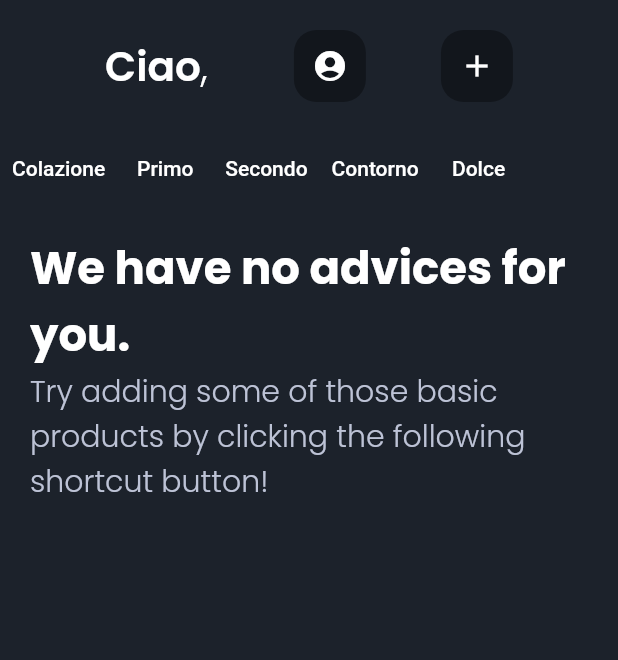
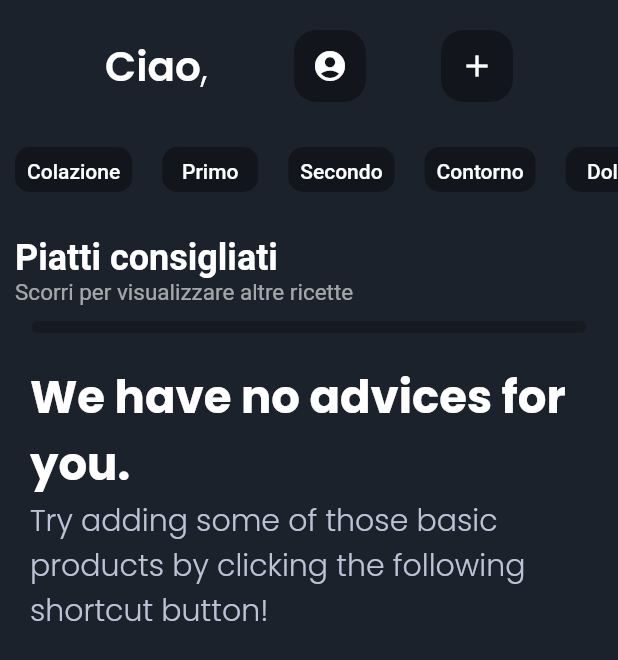
Before and after one commit to mitegj/food_match, a Flutter app: the screen it shows once a user with an empty profile is signed in, on a phone screen of 412 x 824 dp. Shown: the top 660 px of the screen. Run offline on Flutter 3.47's test engine with Material 2 defaults, Android fonts, the phone set to English and light mode, and no system bars; our stand-ins replace cloud_firestore, firebase_auth, firebase_core, firebase_remote_config, flutter_spinkit, font_awesome_flutter and 4 more; accounts and stored records are empty.

Commit message:
New card structure

```diff
--- a/lib/screens/homepage.dart
+++ b/lib/screens/homepage.dart
@@ -4,6 +4,7 @@ import 'package:get/get.dart';
 import 'package:get/get_state_manager/src/rx_flutter/rx_obx_widget.dart';
 import 'package:morning_brief/controllers/ingredient_controller.dart';
 import 'package:morning_brief/controllers/menu_controller.dart';
+import 'package:morning_brief/utils/UIColors.dart';
 import 'package:morning_brief/widgets/home/empty_menu.dart';
 import 'package:morning_brief/widgets/home/filters_header.dart';
 import 'package:morning_brief/widgets/home/home_header.dart';
@@ -34,7 +35,40 @@ class HomePage extends GetWidget<IngredientController> {
                 body: SafeArea(
                     child: Column(children: [
                   HomeHeader(),
+                  SizedBox(height: 10),
                   FilterHeader(),
+                  Padding(
+                    padding: const EdgeInsets.only(
+                        left: 10.0, right: 10.0, top: 30.0),
+                    child: Row(
+                      children: [
+                        Text("Piatti consigliati",
+                            style: TextStyle(
+                                color: Colors.white,
+                                fontWeight: FontWeight.w600,
+                                fontSize: 24)),
+                      ],
+                    ),
+                  ),
+                  Padding(
+                    padding: const EdgeInsets.only(
+                        left: 10.0, right: 10.0, bottom: 10.0),
+                    child: Row(
+                      children: [
+                        Text("Scorri per visualizzare altre ricette",
+                            style: TextStyle(
+                                color: Colors.white.withOpacity(0.6),
+                                fontWeight: FontWeight.w400,
+                                fontSize: 15)),
+                      ],
+                    ),
+                  ),
+                  Container(
+                      height: 8,
+                      width: 370,
+                      decoration: BoxDecoration(
+                          color: UIColors.detailBlack.withOpacity(0.6),
+                          borderRadius: BorderRadius.all(Radius.circular(10)))),
                   Expanded(
                       child: _menuController.menus?.length == 0
                           ? EmptyMenu()
--- a/lib/widgets/home/filters_header.dart
+++ b/lib/widgets/home/filters_header.dart
@@ -3,6 +3,7 @@ import 'package:flutter/material.dart';
 import 'package:get/get.dart';
 import 'package:morning_brief/controllers/menu_controller.dart';
 import 'package:morning_brief/enum/dish_type_enum.dart';
+import 'package:morning_brief/utils/UIColors.dart';
 
 class FilterHeader extends StatelessWidget {
   FilterHeader({Key? key}) : super(key: key);
@@ -13,7 +14,16 @@ class FilterHeader extends StatelessWidget {
     MenuController _menuController = Get.put<MenuController>(MenuController());
     List<Widget> filters = [];
     DishType.values.forEach((el) {
-      filters.add(TextButton(
+      filters.add(Padding(
+        padding: const EdgeInsets.only(right: 10.0, left: 10),
+        child: Container(
+          height: 30,
+          decoration: BoxDecoration(
+              color: listFilters.contains(el.index)
+                  ? UIColors.violet
+                  : UIColors.detailBlack,
+              borderRadius: BorderRadius.circular(10)),
+          child: TextButton(
               onPressed: () => {
                     (!listFilters.contains(el.index))
                         ? listFilters.add(el.index)
@@ -23,19 +33,21 @@ class FilterHeader extends StatelessWidget {
                   },
               child: Text(
                 describeEnum(el),
-            style: TextStyle(
-                color: listFilters.contains(el.index)
-                    ? Colors.blue
-                    : Colors.white),
-          )));
+                style: TextStyle(color: Colors.white),
+              )),
+        ),
+      ));
     });
     return filters;
   }
 
   @override
   Widget build(BuildContext context) {
-    return Row(
+    return SingleChildScrollView(
+      scrollDirection: Axis.horizontal,
+      child: Row(
         children: getFilters(),
+      ),
     );
   }
 }
```
Also changed, not shown: lib/widgets/home/menu_tile.dart (+44 -48 lines). Lines whose indentation alone changed are shown as unchanged.
